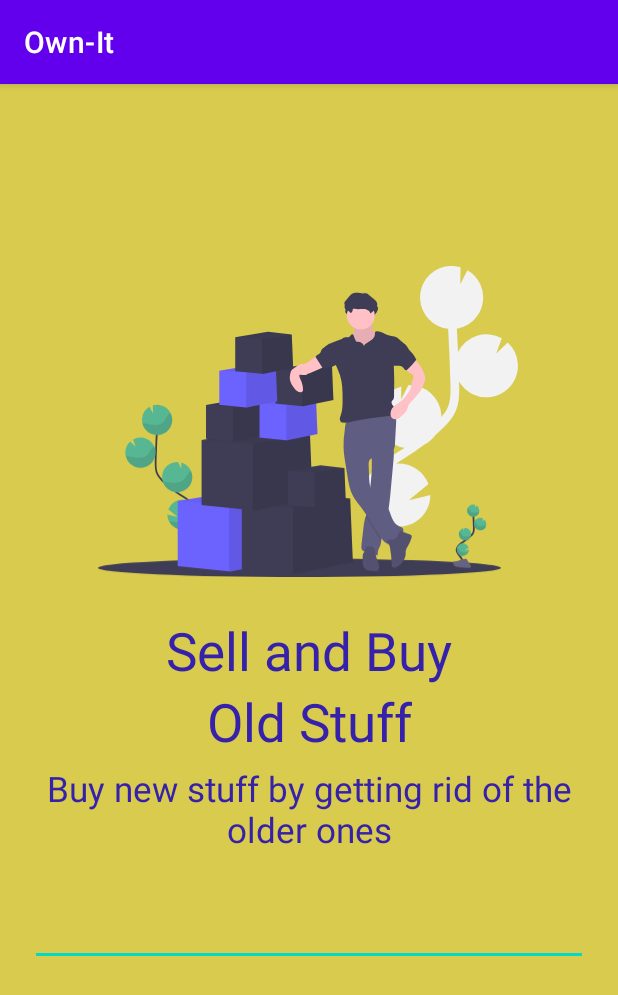
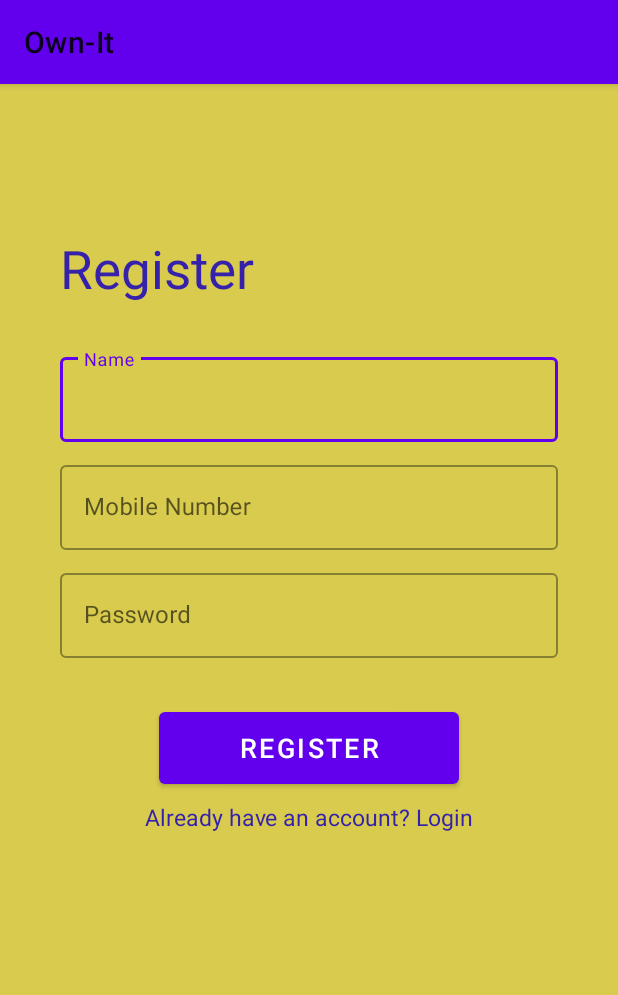
Before and after one commit to AkashMaurya1430/E2_Group1_Own-It, an Android app: the screen it shows after launch (MainActivity), on a phone screen of 412 x 824 dp. Shown: the top 995 px of the screen. Run offline under Robolectric (Android 15) with nearby library versions, the light colour scheme and no system bars.

Commit message:
Register Page

```diff
--- a/app/build.gradle
+++ b/app/build.gradle
@@ -1,4 +1,4 @@
-plugins {
+    plugins {
     id 'com.android.application'
 }
 
@@ -28,11 +28,11 @@ android {
 }
 
 dependencies {
-
     implementation 'androidx.appcompat:appcompat:1.3.1'
     implementation 'com.google.android.material:material:1.4.0'
     implementation 'androidx.constraintlayout:constraintlayout:2.1.0'
     testImplementation 'junit:junit:4.+'
     androidTestImplementation 'androidx.test.ext:junit:1.1.3'
     androidTestImplementation 'androidx.test.espresso:espresso-core:3.4.0'
+    implementation 'com.google.android.material:material:1.3.0'
 }
--- a/app/src/main/res/layout/activity_main.xml
+++ b/app/src/main/res/layout/activity_main.xml
@@ -8,77 +8,118 @@
     android:background="#D8CB4E"
     android:gravity="center"
     tools:context=".MainActivity"
-
+    android:paddingTop="30dp"
+    android:paddingLeft="40dp"
+    android:paddingRight="40dp"
     >
-
-    <ImageView
-        android:id="@+id/registerImage"
-        android:layout_width="280dp"
-        android:layout_height="250dp"
-        android:layout_marginTop="100dp"
-        android:src="@drawable/ic_register"
-
-        app:layout_constraintEnd_toEndOf="parent"
-        app:layout_constraintHorizontal_bias="0.497"
-        app:layout_constraintStart_toStartOf="parent"
-        app:layout_constraintTop_toTopOf="parent"
-        tools:ignore="MissingConstraints" />
 
     <TextView
         android:id="@+id/registerText1"
         android:layout_width="wrap_content"
         android:layout_height="wrap_content"
-        android:layout_marginTop="4dp"
-        android:gravity="center_horizontal"
-        android:text="Sell and Buy"
+        android:text="Register"
         android:textColor="@color/blue"
+        android:textFontWeight="700"
         android:textSize="35dp"
-        android:textFontWeight="700"
+        app:layout_constraintEnd_toEndOf="parent"
+        app:layout_constraintHorizontal_bias="0"
+        app:layout_constraintTop_toTopOf="parent"
+        app:layout_constraintStart_toStartOf="parent"
+        app:layout_constraintBottom_toBottomOf="parent"
+        app:layout_constraintVertical_bias="0.1"
+        tools:ignore="MissingConstraints" />
+
+    <com.google.android.material.textfield.TextInputLayout
+        android:id="@+id/name"
+        android:layout_width="match_parent"
+        android:layout_height="wrap_content"
+        android:hint="Name"
+        style="@style/Widget.MaterialComponents.TextInputLayout.OutlinedBox"
+        tools:ignore="MissingConstraints"
+
+        android:layout_marginTop="30dp"
+        app:layout_constraintTop_toBottomOf="@id/registerText1"
+        >
+
+        <com.google.android.material.textfield.TextInputEditText
+            android:layout_width="match_parent"
+            android:layout_height="wrap_content"
+            app:boxStrokeColor="@color/blue"
+            android:textColor="@color/blue"
+            android:inputType="text"
+            />
+
+    </com.google.android.material.textfield.TextInputLayout>
+
+    <com.google.android.material.textfield.TextInputLayout
+        android:id="@+id/mobileNumber"
+        android:layout_width="match_parent"
+        android:layout_height="wrap_content"
+        android:hint="Mobile Number"
+        style="@style/Widget.MaterialComponents.TextInputLayout.OutlinedBox"
+        tools:ignore="MissingConstraints"
+
+        android:layout_marginTop="10dp"
+        app:layout_constraintTop_toBottomOf="@id/name"
+        >
+
+        <com.google.android.material.textfield.TextInputEditText
+            android:layout_width="match_parent"
+            android:layout_height="wrap_content"
+            app:boxStrokeColor="@color/blue"
+            android:textColor="@color/blue"
+            android:inputType="phone"
+            />
+
+    </com.google.android.material.textfield.TextInputLayout>
+
+    <com.google.android.material.textfield.TextInputLayout
+        android:id="@+id/password"
+        android:layout_width="match_parent"
+        android:layout_height="wrap_content"
+        android:hint="Password"
+        style="@style/Widget.MaterialComponents.TextInputLayout.OutlinedBox"
+        tools:ignore="MissingConstraints"
+        android:layout_marginTop="10dp"
+        app:layout_constraintTop_toBottomOf="@id/mobileNumber"
+        >
+
+        <com.google.android.material.textfield.TextInputEditText
+            android:layout_width="match_parent"
+            android:layout_height="wrap_content"
+            app:boxStrokeColor="@color/blue"
+            android:textColor="@color/blue"
+            android:inputType="textPassword"
+
+            />
+
+    </com.google.android.material.textfield.TextInputLayout>
+
+    <Button
+        android:id="@+id/registerBtn"
+        android:layout_marginTop="30dp"
+        android:layout_width="200dp"
+        android:layout_height="60dp"
+        android:textSize="18dp"
+        android:text="Register"
+        app:layout_constraintTop_toBottomOf="@id/password"
         app:layout_constraintEnd_toEndOf="parent"
         app:layout_constraintStart_toStartOf="parent"
-        app:layout_constraintTop_toBottomOf="@+id/registerImage"
-        tools:ignore="MissingConstraints" />
+        tools:ignore="MissingConstraints"
+        />
 
     <TextView
         android:id="@+id/registerText2"
         android:layout_width="wrap_content"
         android:layout_height="wrap_content"
-        android:gravity="center_horizontal"
-        android:text="Old Stuff"
+        android:layout_marginTop="5dp"
+        android:text="Already have an account? Login"
         android:textColor="@color/blue"
-        android:textSize="35dp"
+        android:textFontWeight="700"
+        android:textSize="15dp"
         app:layout_constraintEnd_toEndOf="parent"
         app:layout_constraintStart_toStartOf="parent"
-        app:layout_constraintTop_toBottomOf="@id/registerText1"
+        app:layout_constraintTop_toBottomOf="@+id/registerBtn"
         tools:ignore="MissingConstraints" />
 
-    <TextView
-        android:layout_width="wrap_content"
-        android:layout_height="wrap_content"
-        android:id="@+id/registerText3"
-        android:layout_marginTop="5dp"
-        android:paddingLeft="30dp"
-        android:textColor="@color/blue"
-        android:paddingRight="30dp"
-        android:gravity="center"
-        android:text="Buy new stuff by getting rid of the older ones"
-        android:textSize="23dp"
-        app:layout_constraintEnd_toEndOf="@id/registerImage"
-        app:layout_constraintStart_toStartOf="@id/registerImage"
-        app:layout_constraintTop_toBottomOf="@id/registerText2"
-         />
-
-    <EditText
-        android:layout_width="match_parent"
-        android:layout_height="wrap_content"
-        android:layout_marginTop="30dp"
-        android:layout_marginLeft="20dp"
-        android:layout_marginRight="20dp"
-
-        app:layout_constraintStart_toEndOf="@id/registerText2"
-        app:layout_constraintStart_toStartOf="@id/registerImage"
-        app:layout_constraintTop_toBottomOf="@id/registerText3"
-        tools:ignore="MissingConstraints"
-        />
-
 </androidx.constraintlayout.widget.ConstraintLayout>
--- a/app/src/main/res/values/themes.xml
+++ b/app/src/main/res/values/themes.xml
@@ -1,6 +1,6 @@
 <resources xmlns:tools="http://schemas.android.com/tools">
     <!-- Base application theme. -->
-    <style name="Theme.OwnIt" parent="Theme.MaterialComponents.DayNight.DarkActionBar">
+    <style name="Theme.OwnIt" parent="Theme.MaterialComponents.Light">
         <!-- Primary brand color. -->
         <item name="colorPrimary">@color/purple_500</item>
         <item name="colorPrimaryVariant">@color/purple_700</item>
--- a/build.gradle
+++ b/build.gradle
@@ -7,6 +7,7 @@ buildscript {
     dependencies {
         classpath "com.android.tools.build:gradle:7.0.1"
 
+
         // NOTE: Do not place your application dependencies here; they belong
         // in the individual module build.gradle files
     }
```
